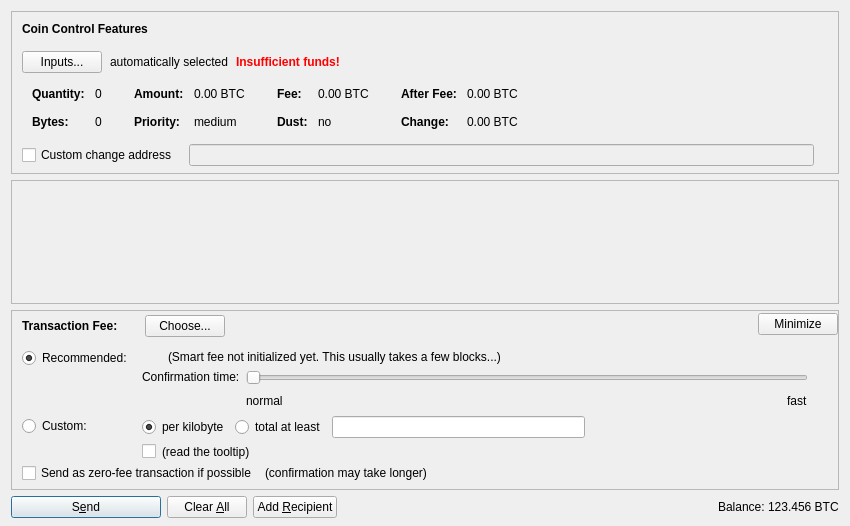
Old version of the form src/qt/forms/sendcoinsdialog.ui in the repository CoinAge-DAO/Solari.
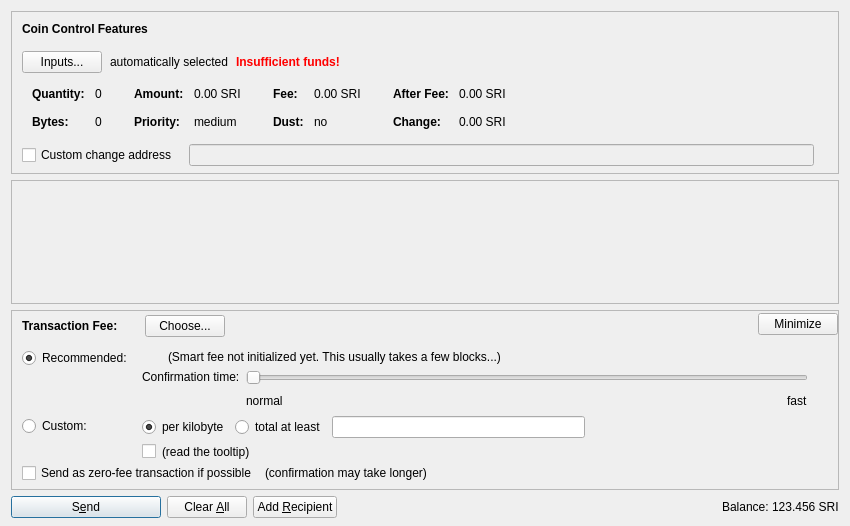
New version of the form. Icons and pictures are not drawn. Custom widgets are drawn as their Qt base class.

Diff of the .ui file:
```diff
--- a/src/qt/forms/sendcoinsdialog.ui
+++ b/src/qt/forms/sendcoinsdialog.ui
@@ -324,7 +324,7 @@
                   <enum>Qt::ActionsContextMenu</enum>
                  </property>
                  <property name="text">
-                  <string notr="true">0.00 BTC</string>
+                  <string notr="true">0.00 SRI</string>
                  </property>
                  <property name="textInteractionFlags">
                   <set>Qt::LinksAccessibleByMouse|Qt::TextSelectableByKeyboard|Qt::TextSelectableByMouse</set>
@@ -404,7 +404,7 @@
                   <enum>Qt::ActionsContextMenu</enum>
                  </property>
                  <property name="text">
-                  <string notr="true">0.00 BTC</string>
+                  <string notr="true">0.00 SRI</string>
                  </property>
                  <property name="textInteractionFlags">
                   <set>Qt::LinksAccessibleByMouse|Qt::TextSelectableByKeyboard|Qt::TextSelectableByMouse</set>
@@ -484,7 +484,7 @@
                   <enum>Qt::ActionsContextMenu</enum>
                  </property>
                  <property name="text">
-                  <string notr="true">0.00 BTC</string>
+                  <string notr="true">0.00 SRI</string>
                  </property>
                  <property name="textInteractionFlags">
                   <set>Qt::LinksAccessibleByMouse|Qt::TextSelectableByKeyboard|Qt::TextSelectableByMouse</set>
@@ -513,7 +513,7 @@
                   <enum>Qt::ActionsContextMenu</enum>
                  </property>
                  <property name="text">
-                  <string notr="true">0.00 BTC</string>
+                  <string notr="true">0.00 SRI</string>
                  </property>
                  <property name="textInteractionFlags">
                   <set>Qt::LinksAccessibleByMouse|Qt::TextSelectableByKeyboard|Qt::TextSelectableByMouse</set>
@@ -1352,7 +1352,7 @@
           <cursorShape>IBeamCursor</cursorShape>
          </property>
          <property name="text">
-          <string notr="true">123.456 BTC</string>
+          <string notr="true">123.456 SRI</string>
          </property>
          <property name="textInteractionFlags">
           <set>Qt::LinksAccessibleByMouse|Qt::TextSelectableByKeyboard|Qt::TextSelectableByMouse</set>
```
Left out of the diff: 14 changed lines with no effect on the pictures.
